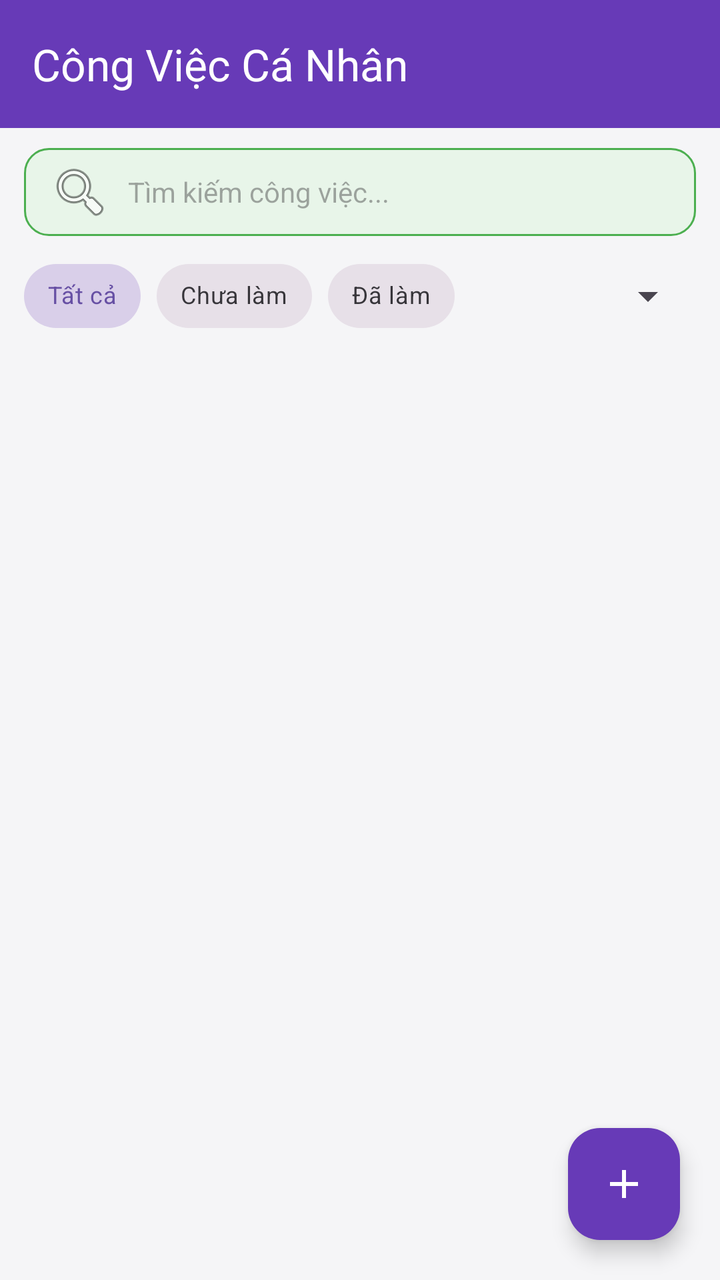
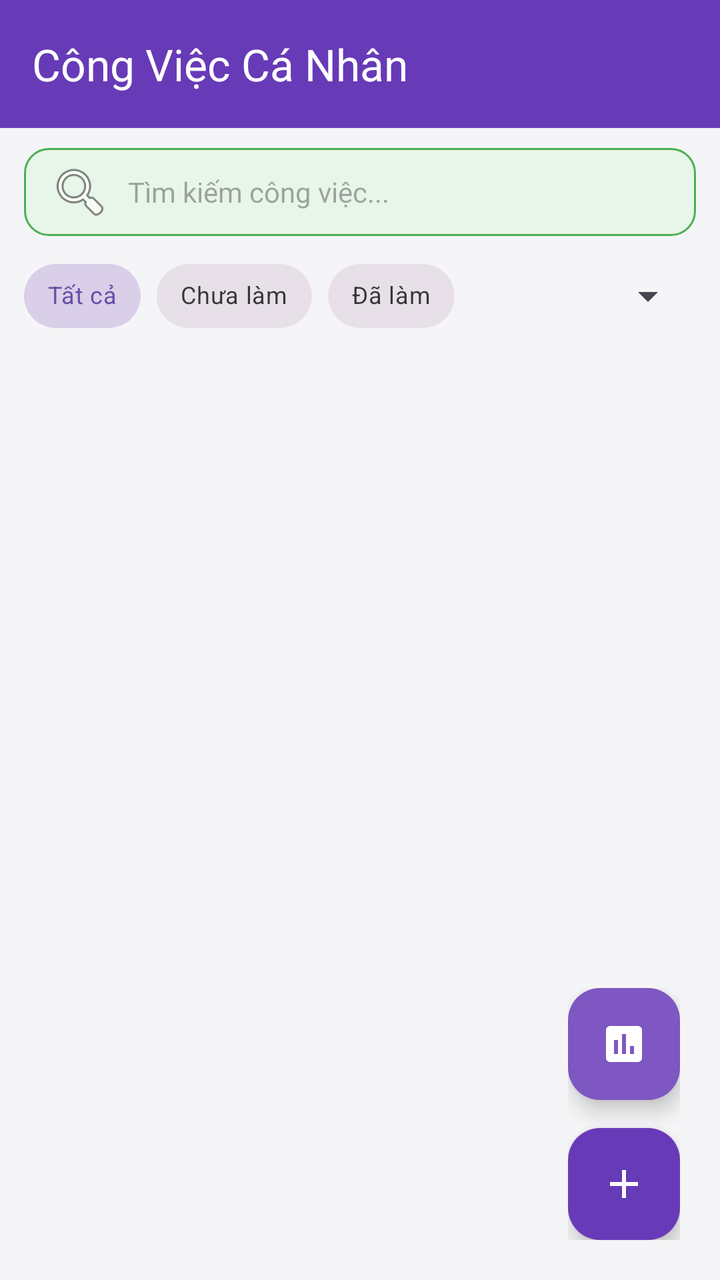

Compare the two renders of this Android layout. The source of the first and the diff that turns it into the second are given below.
<!-- AndroidManifest.xml: application theme Theme.MyApplicationDO -->
<!-- res/layout/activity_main.xml -->
<?xml version="1.0" encoding="utf-8"?>
<androidx.coordinatorlayout.widget.CoordinatorLayout xmlns:android="http://schemas.android.com/apk/res/android"
    xmlns:app="http://schemas.android.com/apk/res-auto"
    xmlns:tools="http://schemas.android.com/tools"
    android:id="@+id/main"
    android:layout_width="match_parent"
    android:layout_height="match_parent"
    android:background="#F5F5F7"
    tools:context=".MainActivity">

    <LinearLayout
        android:layout_width="match_parent"
        android:layout_height="match_parent"
        android:orientation="vertical">

        
        <androidx.appcompat.widget.Toolbar
            android:id="@+id/toolbar"
            android:layout_width="match_parent"
            android:layout_height="?attr/actionBarSize"
            android:background="@color/primary"
            android:theme="@style/ThemeOverlay.AppCompat.Dark.ActionBar"
            app:title="Công Việc Cá Nhân"
            app:titleTextColor="@color/white" />

        
        <LinearLayout
            android:layout_width="match_parent"
            android:layout_height="wrap_content"
            android:paddingHorizontal="12dp"
            android:paddingTop="10dp"
            android:paddingBottom="6dp">

            <EditText
                android:id="@+id/etSearch"
                android:layout_width="match_parent"
                android:layout_height="44dp"
                android:background="@drawable/bg_priority_low"
                android:drawableStart="@android:drawable/ic_menu_search"
                android:drawablePadding="8dp"
                android:hint="Tìm kiếm công việc..."
                android:imeOptions="actionSearch"
                android:inputType="text"
                android:paddingHorizontal="12dp"
                android:textSize="14sp" />
        </LinearLayout>

        
        <LinearLayout
            android:layout_width="match_parent"
            android:layout_height="wrap_content"
            android:gravity="center_vertical"
            android:orientation="horizontal"
            android:paddingHorizontal="12dp"
            android:paddingBottom="8dp">

            
            <com.google.android.material.chip.ChipGroup
                android:id="@+id/chipGroupStatus"
                android:layout_width="0dp"
                android:layout_height="wrap_content"
                android:layout_weight="1"
                app:singleSelection="true">

                <com.google.android.material.chip.Chip
                    android:id="@+id/chipAll"
                    style="@style/Widget.MaterialComponents.Chip.Choice"
                    android:layout_width="wrap_content"
                    android:layout_height="wrap_content"
                    android:checked="true"
                    android:text="Tất cả"
                    android:textSize="12sp" />

                <com.google.android.material.chip.Chip
                    android:id="@+id/chipPending"
                    style="@style/Widget.MaterialComponents.Chip.Choice"
                    android:layout_width="wrap_content"
                    android:layout_height="wrap_content"
                    android:text="Chưa làm"
                    android:textSize="12sp" />

                <com.google.android.material.chip.Chip
                    android:id="@+id/chipDone"
                    style="@style/Widget.MaterialComponents.Chip.Choice"
                    android:layout_width="wrap_content"
                    android:layout_height="wrap_content"
                    android:text="Đã làm"
                    android:textSize="12sp" />
            </com.google.android.material.chip.ChipGroup>

            
            <Spinner
                android:id="@+id/spinnerCategoryFilter"
                android:layout_width="wrap_content"
                android:layout_height="wrap_content"
                android:spinnerMode="dropdown" />
        </LinearLayout>

        <FrameLayout
            android:layout_width="match_parent"
            android:layout_height="0dp"
            android:layout_weight="1">

            
            <androidx.recyclerview.widget.RecyclerView
                android:id="@+id/rvTasks"
                android:layout_width="match_parent"
                android:layout_height="match_parent"
                android:clipToPadding="false"
                android:paddingBottom="80dp" />

            
            <TextView
                android:id="@+id/tvEmpty"
                android:layout_width="wrap_content"
                android:layout_height="wrap_content"
                android:layout_gravity="center"
                android:drawableTop="@drawable/ic_task_logo"
                android:drawableTint="@color/gray"
                android:drawablePadding="12dp"
                android:text="Chưa có công việc nào!\nNhấn + để thêm mới"
                android:textAlignment="center"
                android:textColor="@color/gray"
                android:textSize="16sp"
                android:visibility="gone" />
        </FrameLayout>

    </LinearLayout>

    
    <com.google.android.material.floatingactionbutton.FloatingActionButton
        android:id="@+id/fabAddTask"
        android:layout_width="wrap_content"
        android:layout_height="wrap_content"
        android:layout_gravity="bottom|end"
        android:layout_margin="20dp"
        android:contentDescription="Thêm công việc mới"
        android:src="@drawable/ic_add"
        app:backgroundTint="@color/primary"
        app:tint="@color/white" />

</androidx.coordinatorlayout.widget.CoordinatorLayout>
<!-- resources referenced by this layout -->
<resources>
  <color name="gray">#FF757575</color>
  <color name="primary">#673AB7</color>
  <color name="white">#FFFFFFFF</color>
  <!-- drawable bg_priority_low (drawable) -->
  <?xml version="1.0" encoding="utf-8"?>
  <shape xmlns:android="http://schemas.android.com/apk/res/android">
      <solid android:color="#E8F5E9" />
      <stroke android:width="1dp" android:color="#4CAF50" />
      <corners android:radius="12dp" />
  </shape>
  <!-- drawable ic_add (drawable) -->
  <?xml version="1.0" encoding="utf-8"?>
  <vector xmlns:android="http://schemas.android.com/apk/res/android"
      android:width="24dp"
      android:height="24dp"
      android:viewportWidth="24"
      android:viewportHeight="24">
      <path
          android:fillColor="#FFFFFF"
          android:pathData="M19,13h-6v6h-2v-6H5v-2h6V5h2v6h6v2z" />
  </vector>
  <!-- drawable ic_task_logo (drawable) -->
  <?xml version="1.0" encoding="utf-8"?>
  <vector xmlns:android="http://schemas.android.com/apk/res/android"
      android:width="96dp"
      android:height="96dp"
      android:viewportWidth="24"
      android:viewportHeight="24">
      <path
          android:fillColor="#FFFFFF"
          android:pathData="M19,3H5C3.9,3 3,3.9 3,5v14c0,1.1 0.9,2 2,2h14c1.1,0 2,-0.9 2,-2V5C21,3.9 20.1,3 19,3zM10,17l-5,-5 1.41,-1.41L10,14.17l7.59,-7.59L19,8L10,17z" />
  </vector>
  <style name="Theme.MyApplicationDO" parent="Base.Theme.MyApplicationDO" />
  <style name="Base.Theme.MyApplicationDO" parent="Theme.Material3.DayNight.NoActionBar">
          
          
      </style>
</resources>

<!-- the commit's change to res/layout/activity_main.xml (unified diff, before → after) -->
@@ -107,7 +107,7 @@
                 android:layout_width="match_parent"
                 android:layout_height="match_parent"
                 android:clipToPadding="false"
-                android:paddingBottom="80dp" />
+                android:paddingBottom="140dp" />
 
             
             <TextView
@@ -128,15 +128,37 @@
     </LinearLayout>
 
     
-    <com.google.android.material.floatingactionbutton.FloatingActionButton
-        android:id="@+id/fabAddTask"
+    <LinearLayout
         android:layout_width="wrap_content"
         android:layout_height="wrap_content"
         android:layout_gravity="bottom|end"
         android:layout_margin="20dp"
-        android:contentDescription="Thêm công việc mới"
-        android:src="@drawable/ic_add"
-        app:backgroundTint="@color/primary"
-        app:tint="@color/white" />
+        android:gravity="center_horizontal"
+        android:orientation="vertical">
+
+        
+        <com.google.android.material.floatingactionbutton.FloatingActionButton
+            android:id="@+id/fabStatistics"
+            android:layout_width="wrap_content"
+            android:layout_height="wrap_content"
+            android:layout_marginBottom="14dp"
+            android:contentDescription="Xem thống kê"
+            android:src="@drawable/ic_stats"
+            app:backgroundTint="#7E57C2"
+            app:fabSize="normal"
+            app:tint="@color/white" />
+
+        
+        <com.google.android.material.floatingactionbutton.FloatingActionButton
+            android:id="@+id/fabAddTask"
+            android:layout_width="wrap_content"
+            android:layout_height="wrap_content"
+            android:contentDescription="Thêm công việc mới"
+            android:src="@drawable/ic_add"
+            app:backgroundTint="@color/primary"
+            app:fabSize="normal"
+            app:tint="@color/white" />
+
+    </LinearLayout>
 
 </androidx.coordinatorlayout.widget.CoordinatorLayout>
<!-- resource entries referenced after the edit -->
@@ -21,6 +21,17 @@
           android:fillColor="#FFFFFF"
           android:pathData="M19,13h-6v6h-2v-6H5v-2h6V5h2v6h6v2z" />
   </vector>
+  <!-- drawable ic_stats (drawable) -->
+  <?xml version="1.0" encoding="utf-8"?>
+  <vector xmlns:android="http://schemas.android.com/apk/res/android"
+      android:width="24dp"
+      android:height="24dp"
+      android:viewportWidth="24"
+      android:viewportHeight="24">
+      <path
+          android:fillColor="#FFFFFF"
+          android:pathData="M19,3H5C3.9,3 3,3.9 3,5v14c0,1.1 0.9,2 2,2h14c1.1,0 2,-0.9 2,-2V5C21,3.9 20.1,3 19,3zM9,17H7v-7h2V17zM13,17h-2V7h2V17zM17,17h-2v-4h2V17z" />
+  </vector>
   <!-- drawable ic_task_logo (drawable) -->
   <?xml version="1.0" encoding="utf-8"?>
   <vector xmlns:android="http://schemas.android.com/apk/res/android"
